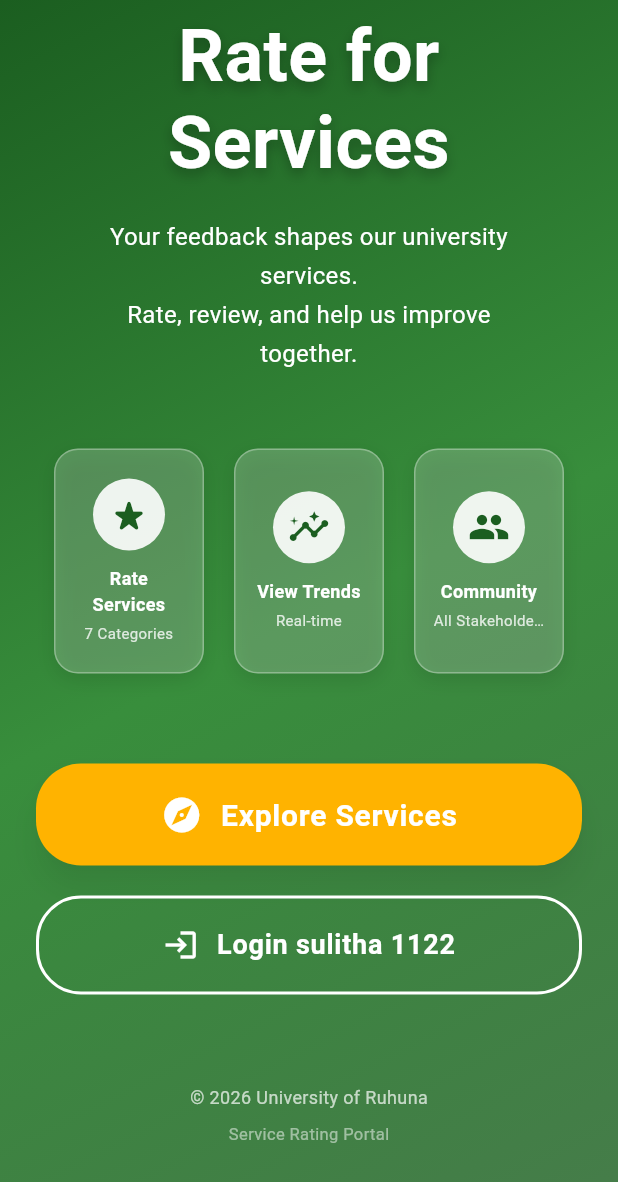
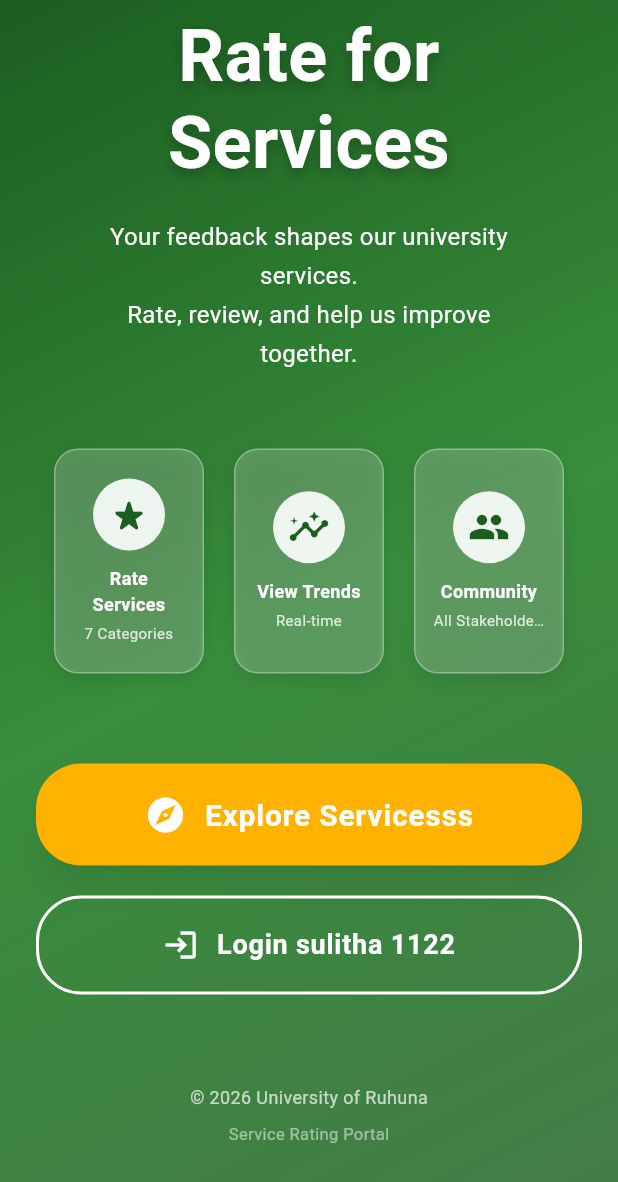
Before and after one commit to praveentecsl/rating_app, a Flutter app: the screen it shows after launch, scrolled down 356 dp, on a phone screen of 412 x 824 dp. Shown: the top 1182 px of the screen. Run offline on Flutter 3.47's test engine with Material 3 defaults, Android fonts, the phone set to English and light mode, and no system bars; our stand-ins replace sqflite, sqflite_common_ffi_web; accounts and stored records are empty.

Commit message:
change log1.1

```diff
--- a/lib/screens/landing_screen.dart
+++ b/lib/screens/landing_screen.dart
@@ -195,7 +195,7 @@ class LandingScreen extends StatelessWidget {
                               Icon(Icons.explore, size: 28),
                               SizedBox(width: 12),
                               Text(
-                                'Explore Services',
+                                'Explore Servicesss',
                                 style: TextStyle(
                                   fontSize: 20,
                                   fontWeight: FontWeight.bold,
```
